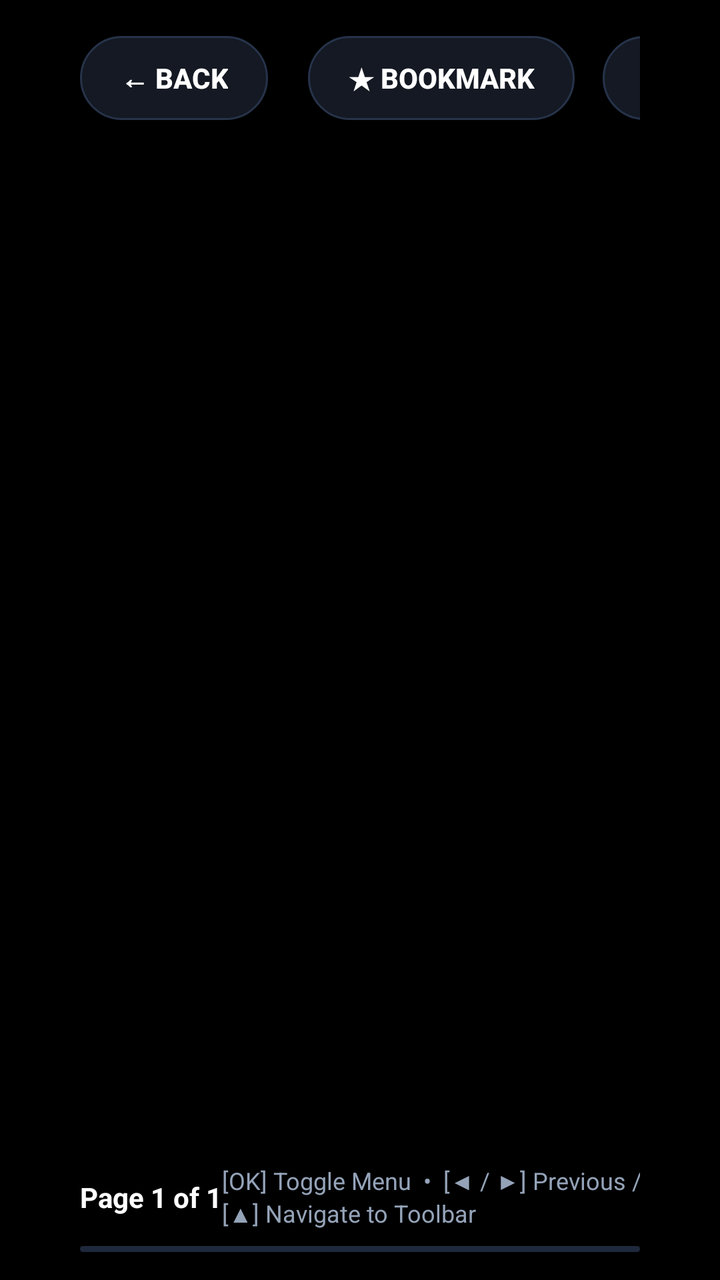
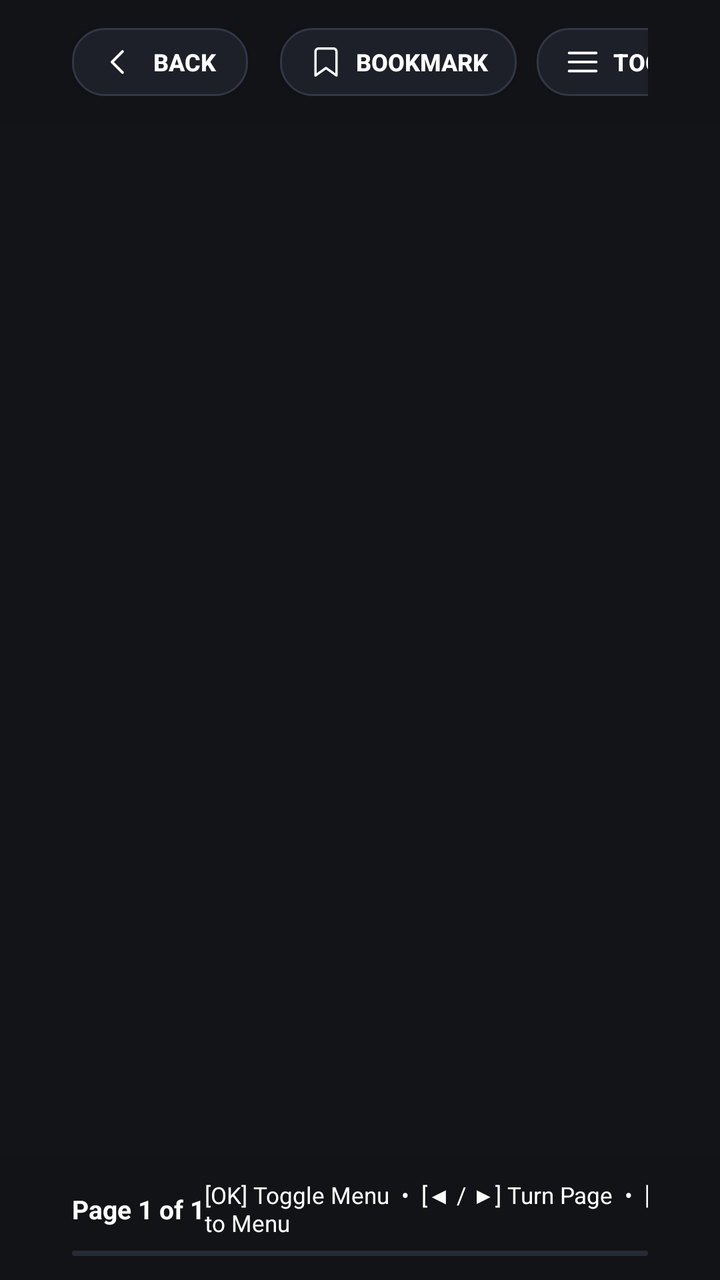

Compare the two renders of this Android layout. The source of the first and the diff that turns it into the second are given below.
<!-- AndroidManifest.xml: application theme Theme.TvReader -->
<!-- res/layout/activity_reader.xml -->
<?xml version="1.0" encoding="utf-8"?>
<FrameLayout xmlns:android="http://schemas.android.com/apk/res/android"
    xmlns:app="http://schemas.android.com/apk/res-auto"
    xmlns:tools="http://schemas.android.com/tools"
    android:id="@+id/readerRoot"
    android:layout_width="match_parent"
    android:layout_height="match_parent"
    android:background="@color/bg_main"
    android:focusable="true">

    
    <androidx.viewpager2.widget.ViewPager2
        android:id="@+id/vpReaderPaged"
        android:layout_width="match_parent"
        android:layout_height="match_parent"
        android:orientation="horizontal" />

    
    <ProgressBar
        android:id="@+id/docLoadingIndicator"
        android:layout_width="56dp"
        android:layout_height="56dp"
        android:layout_gravity="center"
        android:indeterminateTint="@color/neon_cyan"
        android:visibility="gone" />

    
    <LinearLayout
        android:id="@+id/topToolbar"
        android:layout_width="match_parent"
        android:layout_height="wrap_content"
        android:layout_gravity="top"
        android:background="@color/overlay_toolbar"
        android:orientation="horizontal"
        android:gravity="center_vertical"
        android:paddingStart="40dp"
        android:paddingEnd="40dp"
        android:paddingTop="18dp"
        android:paddingBottom="18dp">

        <Button
            android:id="@+id/btnBack"
            android:layout_width="wrap_content"
            android:layout_height="42dp"
            android:text="← Back"
            android:textColor="@color/btn_focus_text_color"
            android:textSize="14sp"
            android:textStyle="bold"
            android:background="@drawable/focus_button_bg"
            android:paddingStart="20dp"
            android:paddingEnd="20dp"
            android:focusable="true"
            android:layout_marginEnd="20dp" />

        <TextView
            android:id="@+id/tvDocTitle"
            android:layout_width="0dp"
            android:layout_height="wrap_content"
            android:layout_weight="1"
            android:text="Document Title"
            android:textColor="#FFFFFF"
            android:textSize="18sp"
            android:textStyle="bold"
            android:maxLines="1"
            android:ellipsize="end" />

        
        <Button
            android:id="@+id/btnToggleBookmark"
            android:layout_width="wrap_content"
            android:layout_height="42dp"
            android:text="★ Bookmark"
            android:textColor="@color/btn_focus_text_color"
            android:textSize="14sp"
            android:textStyle="bold"
            android:background="@drawable/focus_button_bg"
            android:paddingStart="20dp"
            android:paddingEnd="20dp"
            android:focusable="true"
            android:layout_marginEnd="14dp" />

        
        <Button
            android:id="@+id/btnOpenToc"
            android:layout_width="wrap_content"
            android:layout_height="42dp"
            android:text="☰ TOC / Pages"
            android:textColor="@color/btn_focus_text_color"
            android:textSize="14sp"
            android:textStyle="bold"
            android:background="@drawable/focus_button_bg"
            android:paddingStart="20dp"
            android:paddingEnd="20dp"
            android:focusable="true" />
    </LinearLayout>

    
    <LinearLayout
        android:id="@+id/bottomToolbar"
        android:layout_width="match_parent"
        android:layout_height="wrap_content"
        android:layout_gravity="bottom"
        android:background="@color/overlay_toolbar"
        android:orientation="vertical"
        android:paddingStart="40dp"
        android:paddingEnd="40dp"
        android:paddingTop="14dp"
        android:paddingBottom="14dp">

        <LinearLayout
            android:layout_width="match_parent"
            android:layout_height="wrap_content"
            android:orientation="horizontal"
            android:gravity="center_vertical">

            <TextView
                android:id="@+id/tvPageIndicator"
                android:layout_width="wrap_content"
                android:layout_height="wrap_content"
                android:text="Page 1 of 1"
                android:textColor="#FFFFFF"
                android:textSize="14sp"
                android:textStyle="bold" />

            <View
                android:layout_width="0dp"
                android:layout_height="1dp"
                android:layout_weight="1" />

            <TextView
                android:id="@+id/tvRemoteTip"
                android:layout_width="wrap_content"
                android:layout_height="wrap_content"
                android:text="[OK] Toggle Menu  •  [◀ / ▶] Previous / Next Page  •  [▲] Navigate to Toolbar"
                android:textColor="@color/text_secondary"
                android:textSize="12sp" />
        </LinearLayout>

        <ProgressBar
            android:id="@+id/readerProgressBar"
            style="@android:style/Widget.ProgressBar.Horizontal"
            android:layout_width="match_parent"
            android:layout_height="3dp"
            android:layout_marginTop="8dp"
            android:max="100"
            android:progressBackgroundTint="@color/progress_track"
            android:progressTint="@color/neon_cyan" />
    </LinearLayout>

    
    <LinearLayout
        android:id="@+id/drawerLayout"
        android:layout_width="380dp"
        android:layout_height="match_parent"
        android:layout_gravity="end"
        android:background="@color/overlay_drawer"
        android:orientation="vertical"
        android:padding="28dp"
        android:visibility="gone"
        android:elevation="16dp"
        android:clickable="true"
        android:focusable="true">

        <LinearLayout
            android:layout_width="match_parent"
            android:layout_height="wrap_content"
            android:orientation="horizontal"
            android:gravity="center_vertical"
            android:layout_marginBottom="16dp">

            <TextView
                android:layout_width="0dp"
                android:layout_height="wrap_content"
                android:layout_weight="1"
                android:text="@string/toc"
                android:textColor="#FFFFFF"
                android:textSize="20sp"
                android:textStyle="bold" />

            <Button
                android:id="@+id/btnCloseDrawer"
                android:layout_width="wrap_content"
                android:layout_height="38dp"
                android:text="✕ Close"
                android:textColor="@color/btn_focus_text_color"
                android:textSize="12sp"
                android:textStyle="bold"
                android:background="@drawable/focus_button_bg"
                android:paddingStart="14dp"
                android:paddingEnd="14dp"
                android:focusable="true" />
        </LinearLayout>

        
        <TextView
            android:layout_width="wrap_content"
            android:layout_height="wrap_content"
            android:text="@string/bookmarks"
            android:textColor="@color/accent_amber"
            android:textSize="13sp"
            android:textStyle="bold"
            android:letterSpacing="0.04"
            android:layout_marginBottom="8dp" />

        <androidx.recyclerview.widget.RecyclerView
            android:id="@+id/rvBookmarks"
            android:layout_width="match_parent"
            android:layout_height="140dp"
            android:layout_marginBottom="16dp"
            android:scrollbars="vertical" />

        <TextView
            android:id="@+id/tvNoBookmarks"
            android:layout_width="match_parent"
            android:layout_height="60dp"
            android:text="@string/no_bookmarks"
            android:textColor="@color/text_muted"
            android:textSize="12sp"
            android:gravity="center"
            android:visibility="gone" />

        
        <TextView
            android:layout_width="wrap_content"
            android:layout_height="wrap_content"
            android:text="PAGES / SECTIONS"
            android:textColor="@color/text_secondary"
            android:textSize="13sp"
            android:textStyle="bold"
            android:letterSpacing="0.04"
            android:layout_marginBottom="8dp" />

        <androidx.recyclerview.widget.RecyclerView
            android:id="@+id/rvPageList"
            android:layout_width="match_parent"
            android:layout_height="0dp"
            android:layout_weight="1"
            android:scrollbars="vertical" />
    </LinearLayout>

</FrameLayout>
<!-- resources referenced by this layout -->
<resources>
  <color name="accent_amber">#FBBF24</color>
  <color name="bg_main">#000000</color>
  <color name="neon_cyan">#00E5FF</color>
  <color name="overlay_drawer">#F8080C14</color>
  <color name="overlay_toolbar">#F2000000</color>
  <color name="progress_track">#1F293D</color>
  <color name="text_muted">#64748B</color>
  <color name="text_secondary">#94A3B8</color>
  <!-- drawable focus_button_bg (drawable) -->
  <?xml version="1.0" encoding="utf-8"?>
  <selector xmlns:android="http://schemas.android.com/apk/res/android">
      <item android:state_focused="true">
          <shape android:shape="rectangle">
              <solid android:color="@color/pill_bg_focused" />
              <stroke android:width="2dp" android:color="@color/pill_stroke_focused" />
              <corners android:radius="22dp" />
          </shape>
      </item>
      <item android:state_pressed="true">
          <shape android:shape="rectangle">
              <solid android:color="#213047" />
              <stroke android:width="2dp" android:color="@color/pill_stroke_focused" />
              <corners android:radius="22dp" />
          </shape>
      </item>
      <item>
          <shape android:shape="rectangle">
              <solid android:color="@color/pill_bg_normal" />
              <stroke android:width="1dp" android:color="@color/pill_stroke_normal" />
              <corners android:radius="22dp" />
          </shape>
      </item>
  </selector>
  <string name="bookmarks">Bookmarks</string>
  <string name="no_bookmarks">No bookmarks saved for this document.</string>
  <string name="toc">Table of Contents</string>
  <color name="pill_bg_focused">#1A2538</color>
  <color name="pill_stroke_focused">#00E5FF</color>
  <color name="pill_bg_normal">#141923</color>
  <color name="pill_stroke_normal">#26334A</color>
  <color name="bg_surface">#0F141C</color>
  <color name="text_primary">#FFFFFF</color>
  <!-- unchanged entries left out for length: 1 -->
</resources>

<!-- the commit's change to res/layout/activity_reader.xml (unified diff, before → after) -->
@@ -18,8 +18,8 @@
     
     <ProgressBar
         android:id="@+id/docLoadingIndicator"
-        android:layout_width="56dp"
-        android:layout_height="56dp"
+        android:layout_width="48dp"
+        android:layout_height="48dp"
         android:layout_gravity="center"
         android:indeterminateTint="@color/neon_cyan"
         android:visibility="gone" />
@@ -33,24 +33,26 @@
         android:background="@color/overlay_toolbar"
         android:orientation="horizontal"
         android:gravity="center_vertical"
-        android:paddingStart="40dp"
-        android:paddingEnd="40dp"
-        android:paddingTop="18dp"
-        android:paddingBottom="18dp">
+        android:paddingStart="36dp"
+        android:paddingEnd="36dp"
+        android:paddingTop="14dp"
+        android:paddingBottom="14dp">
 
         <Button
             android:id="@+id/btnBack"
             android:layout_width="wrap_content"
-            android:layout_height="42dp"
-            android:text="← Back"
+            android:layout_height="34dp"
+            android:text="Back"
             android:textColor="@color/btn_focus_text_color"
-            android:textSize="14sp"
-            android:textStyle="bold"
+            android:textSize="12sp"
+            android:textStyle="bold"
+            android:drawableStart="@drawable/ic_back_stroke"
+            android:drawablePadding="6dp"
             android:background="@drawable/focus_button_bg"
-            android:paddingStart="20dp"
-            android:paddingEnd="20dp"
+            android:paddingStart="14dp"
+            android:paddingEnd="14dp"
             android:focusable="true"
-            android:layout_marginEnd="20dp" />
+            android:layout_marginEnd="16dp" />
 
         <TextView
             android:id="@+id/tvDocTitle"
@@ -59,7 +61,7 @@
             android:layout_weight="1"
             android:text="Document Title"
             android:textColor="#FFFFFF"
-            android:textSize="18sp"
+            android:textSize="16sp"
             android:textStyle="bold"
             android:maxLines="1"
             android:ellipsize="end" />
@@ -68,29 +70,33 @@
         <Button
             android:id="@+id/btnToggleBookmark"
             android:layout_width="wrap_content"
-            android:layout_height="42dp"
-            android:text="★ Bookmark"
+            android:layout_height="34dp"
+            android:text="Bookmark"
             android:textColor="@color/btn_focus_text_color"
-            android:textSize="14sp"
-            android:textStyle="bold"
+            android:textSize="12sp"
+            android:textStyle="bold"
+            android:drawableStart="@drawable/ic_bookmark_stroke"
+            android:drawablePadding="6dp"
             android:background="@drawable/focus_button_bg"
-            android:paddingStart="20dp"
-            android:paddingEnd="20dp"
+            android:paddingStart="14dp"
+            android:paddingEnd="14dp"
             android:focusable="true"
-            android:layout_marginEnd="14dp" />
+            android:layout_marginEnd="10dp" />
 
         
         <Button
             android:id="@+id/btnOpenToc"
             android:layout_width="wrap_content"
-            android:layout_height="42dp"
-            android:text="☰ TOC / Pages"
+            android:layout_height="34dp"
+            android:text="TOC / Pages"
             android:textColor="@color/btn_focus_text_color"
-            android:textSize="14sp"
-            android:textStyle="bold"
+            android:textSize="12sp"
+            android:textStyle="bold"
+            android:drawableStart="@drawable/ic_toc_stroke"
+            android:drawablePadding="6dp"
             android:background="@drawable/focus_button_bg"
-            android:paddingStart="20dp"
-            android:paddingEnd="20dp"
+            android:paddingStart="14dp"
+            android:paddingEnd="14dp"
             android:focusable="true" />
     </LinearLayout>
 
@@ -102,10 +108,10 @@
         android:layout_gravity="bottom"
         android:background="@color/overlay_toolbar"
         android:orientation="vertical"
-        android:paddingStart="40dp"
-        android:paddingEnd="40dp"
-        android:paddingTop="14dp"
-        android:paddingBottom="14dp">
+        android:paddingStart="36dp"
+        android:paddingEnd="36dp"
+        android:paddingTop="12dp"
+        android:paddingBottom="12dp">
 
         <LinearLayout
             android:layout_width="match_parent"
@@ -119,7 +125,7 @@
                 android:layout_height="wrap_content"
                 android:text="Page 1 of 1"
                 android:textColor="#FFFFFF"
-                android:textSize="14sp"
+                android:textSize="13sp"
                 android:textStyle="bold" />
 
             <View
@@ -131,17 +137,17 @@
                 android:id="@+id/tvRemoteTip"
                 android:layout_width="wrap_content"
                 android:layout_height="wrap_content"
-                android:text="[OK] Toggle Menu  •  [◀ / ▶] Previous / Next Page  •  [▲] Navigate to Toolbar"
-                android:textColor="@color/text_secondary"
-                android:textSize="12sp" />
+                android:text="[OK] Toggle Menu  •  [◀ / ▶] Turn Page  •  [▲] Navigate to Menu"
+                android:textColor="#FFFFFF"
+                android:textSize="11.5sp" />
         </LinearLayout>
 
         <ProgressBar
             android:id="@+id/readerProgressBar"
             style="@android:style/Widget.ProgressBar.Horizontal"
             android:layout_width="match_parent"
-            android:layout_height="3dp"
-            android:layout_marginTop="8dp"
+            android:layout_height="2.5dp"
+            android:layout_marginTop="6dp"
             android:max="100"
             android:progressBackgroundTint="@color/progress_track"
             android:progressTint="@color/neon_cyan" />
@@ -150,12 +156,12 @@
     
     <LinearLayout
         android:id="@+id/drawerLayout"
-        android:layout_width="380dp"
+        android:layout_width="360dp"
         android:layout_height="match_parent"
         android:layout_gravity="end"
         android:background="@color/overlay_drawer"
         android:orientation="vertical"
-        android:padding="28dp"
+        android:padding="24dp"
         android:visibility="gone"
         android:elevation="16dp"
         android:clickable="true"
@@ -166,28 +172,30 @@
             android:layout_height="wrap_content"
             android:orientation="horizontal"
             android:gravity="center_vertical"
-            android:layout_marginBottom="16dp">
+            android:layout_marginBottom="14dp">
 
             <TextView
                 android:layout_width="0dp"
                 android:layout_height="wrap_content"
                 android:layout_weight="1"
-                android:text="@string/toc"
+                android:text="Table of Contents"
                 android:textColor="#FFFFFF"
-                android:textSize="20sp"
+                android:textSize="18sp"
                 android:textStyle="bold" />
 
             <Button
                 android:id="@+id/btnCloseDrawer"
                 android:layout_width="wrap_content"
-                android:layout_height="38dp"
-                android:text="✕ Close"
+                android:layout_height="32dp"
+                android:text="Close"
                 android:textColor="@color/btn_focus_text_color"
-                android:textSize="12sp"
+                android:textSize="11sp"
                 android:textStyle="bold"
+                android:drawableStart="@drawable/ic_close_stroke"
+                android:drawablePadding="4dp"
                 android:background="@drawable/focus_button_bg"
-                android:paddingStart="14dp"
-                android:paddingEnd="14dp"
+                android:paddingStart="12dp"
+                android:paddingEnd="12dp"
                 android:focusable="true" />
         </LinearLayout>
 
@@ -195,26 +203,26 @@
         <TextView
             android:layout_width="wrap_content"
             android:layout_height="wrap_content"
-            android:text="@string/bookmarks"
-            android:textColor="@color/accent_amber"
-            android:textSize="13sp"
-            android:textStyle="bold"
-            android:letterSpacing="0.04"
+            android:text="BOOKMARKS"
+            android:textColor="@color/neon_cyan"
+            android:textSize="12sp"
+            android:textStyle="bold"
+            android:letterSpacing="0.06"
             android:layout_marginBottom="8dp" />
 
         <androidx.recyclerview.widget.RecyclerView
             android:id="@+id/rvBookmarks"
             android:layout_width="match_parent"
-            android:layout_height="140dp"
+            android:layout_height="130dp"
             android:layout_marginBottom="16dp"
             android:scrollbars="vertical" />
 
         <TextView
             android:id="@+id/tvNoBookmarks"
             android:layout_width="match_parent"
-            android:layout_height="60dp"
-            android:text="@string/no_bookmarks"
-            android:textColor="@color/text_muted"
+            android:layout_height="50dp"
+            android:text="No bookmarks saved"
+            android:textColor="#FFFFFF"
             android:textSize="12sp"
             android:gravity="center"
             android:visibility="gone" />
@@ -224,10 +232,10 @@
             android:layout_width="wrap_content"
             android:layout_height="wrap_content"
             android:text="PAGES / SECTIONS"
-            android:textColor="@color/text_secondary"
-            android:textSize="13sp"
-            android:textStyle="bold"
-            android:letterSpacing="0.04"
+            android:textColor="#FFFFFF"
+            android:textSize="12sp"
+            android:textStyle="bold"
+            android:letterSpacing="0.06"
             android:layout_marginBottom="8dp" />
 
         <androidx.recyclerview.widget.RecyclerView
<!-- resource entries referenced after the edit -->
@@ -1,46 +1,99 @@
 <!-- resources referenced by this layout -->
 <resources>
-  <color name="accent_amber">#FBBF24</color>
-  <color name="bg_main">#000000</color>
+  <color name="bg_main">#131417</color>
   <color name="neon_cyan">#00E5FF</color>
-  <color name="overlay_drawer">#F8080C14</color>
-  <color name="overlay_toolbar">#F2000000</color>
-  <color name="progress_track">#1F293D</color>
-  <color name="text_muted">#64748B</color>
-  <color name="text_secondary">#94A3B8</color>
+  <color name="overlay_drawer">#F8131417</color>
+  <color name="overlay_toolbar">#F0131417</color>
+  <color name="progress_track">#252A36</color>
   <!-- drawable focus_button_bg (drawable) -->
   <?xml version="1.0" encoding="utf-8"?>
   <selector xmlns:android="http://schemas.android.com/apk/res/android">
       <item android:state_focused="true">
           <shape android:shape="rectangle">
               <solid android:color="@color/pill_bg_focused" />
-              <stroke android:width="2dp" android:color="@color/pill_stroke_focused" />
-              <corners android:radius="22dp" />
+              <stroke android:width="1.2dp" android:color="@color/pill_stroke_focused" />
+              <corners android:radius="16dp" />
           </shape>
       </item>
       <item android:state_pressed="true">
           <shape android:shape="rectangle">
-              <solid android:color="#213047" />
-              <stroke android:width="2dp" android:color="@color/pill_stroke_focused" />
-              <corners android:radius="22dp" />
+              <solid android:color="#242B3B" />
+              <stroke android:width="1.2dp" android:color="@color/pill_stroke_focused" />
+              <corners android:radius="16dp" />
           </shape>
       </item>
       <item>
           <shape android:shape="rectangle">
               <solid android:color="@color/pill_bg_normal" />
               <stroke android:width="1dp" android:color="@color/pill_stroke_normal" />
-              <corners android:radius="22dp" />
+              <corners android:radius="16dp" />
           </shape>
       </item>
   </selector>
-  <string name="bookmarks">Bookmarks</string>
-  <string name="no_bookmarks">No bookmarks saved for this document.</string>
-  <string name="toc">Table of Contents</string>
-  <color name="pill_bg_focused">#1A2538</color>
+  <!-- drawable ic_back_stroke (drawable) -->
+  <?xml version="1.0" encoding="utf-8"?>
+  <vector xmlns:android="http://schemas.android.com/apk/res/android"
+      android:width="18dp"
+      android:height="18dp"
+      android:viewportWidth="24"
+      android:viewportHeight="24">
+      <path
+          android:strokeColor="#FFFFFF"
+          android:strokeWidth="1.8"
+          android:strokeLineCap="round"
+          android:strokeLineJoin="round"
+          android:fillColor="#00000000"
+          android:pathData="M15,19l-7,-7 7,-7" />
+  </vector>
+  <!-- drawable ic_bookmark_stroke (drawable) -->
+  <?xml version="1.0" encoding="utf-8"?>
+  <vector xmlns:android="http://schemas.android.com/apk/res/android"
+      android:width="18dp"
+      android:height="18dp"
+      android:viewportWidth="24"
+      android:viewportHeight="24">
+      <path
+          android:strokeColor="#FFFFFF"
+          android:strokeWidth="1.6"
+          android:strokeLineCap="round"
+          android:strokeLineJoin="round"
+          android:fillColor="#00000000"
+          android:pathData="M19,21L12,16L5,21V5A2,2 0 0,1 7,3H17A2,2 0 0,1 19,5Z" />
+  </vector>
+  <!-- drawable ic_close_stroke (drawable) -->
+  <?xml version="1.0" encoding="utf-8"?>
+  <vector xmlns:android="http://schemas.android.com/apk/res/android"
+      android:width="18dp"
+      android:height="18dp"
+      android:viewportWidth="24"
+      android:viewportHeight="24">
+      <path
+          android:strokeColor="#FFFFFF"
+          android:strokeWidth="1.8"
+          android:strokeLineCap="round"
+          android:strokeLineJoin="round"
+          android:fillColor="#00000000"
+          android:pathData="M18,6L6,18M6,6l12,12" />
+  </vector>
+  <!-- drawable ic_toc_stroke (drawable) -->
+  <?xml version="1.0" encoding="utf-8"?>
+  <vector xmlns:android="http://schemas.android.com/apk/res/android"
+      android:width="18dp"
+      android:height="18dp"
+      android:viewportWidth="24"
+      android:viewportHeight="24">
+      <path
+          android:strokeColor="#FFFFFF"
+          android:strokeWidth="1.8"
+          android:strokeLineCap="round"
+          android:fillColor="#00000000"
+          android:pathData="M3,6h18M3,12h18M3,18h18" />
+  </vector>
+  <color name="pill_bg_focused">#242B3B</color>
   <color name="pill_stroke_focused">#00E5FF</color>
-  <color name="pill_bg_normal">#141923</color>
-  <color name="pill_stroke_normal">#26334A</color>
-  <color name="bg_surface">#0F141C</color>
+  <color name="pill_bg_normal">#1D2028</color>
+  <color name="pill_stroke_normal">#313747</color>
+  <color name="bg_surface">#1A1C22</color>
   <color name="text_primary">#FFFFFF</color>
   <!-- unchanged entries left out for length: 1 -->
 </resources>
